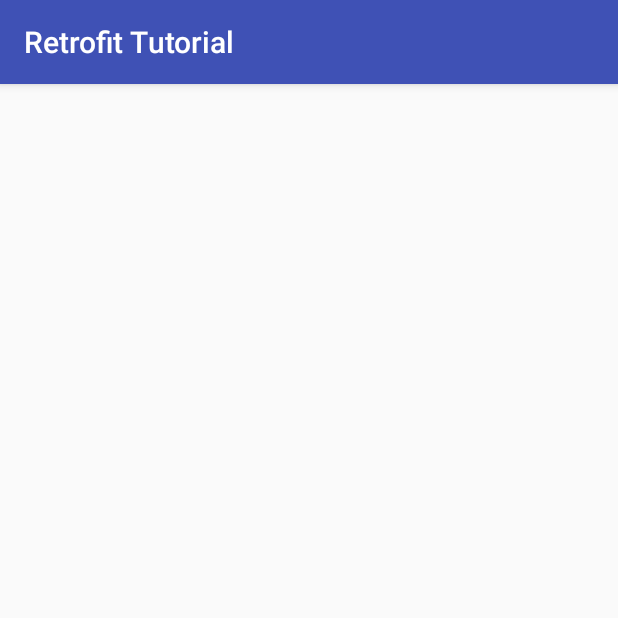
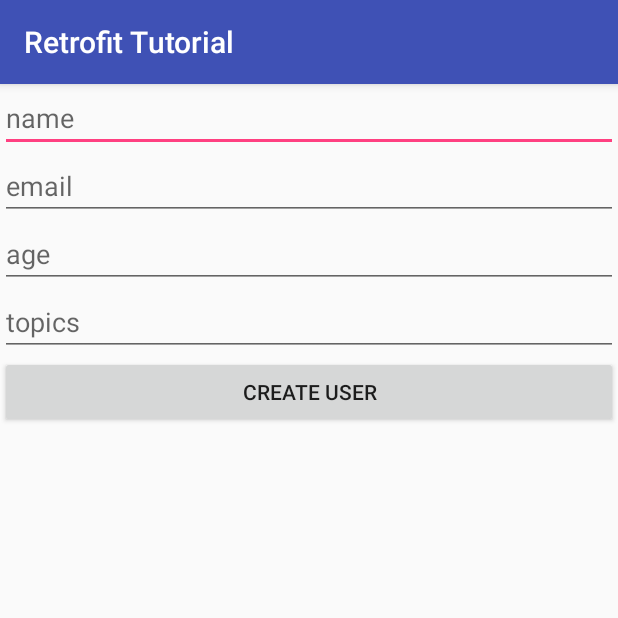
Before and after one commit to EgKhaN/RetrofitTutorial, an Android app: the screen it shows after launch (MainActivity), on a phone screen of 412 x 824 dp, the top half of it. Run offline under Robolectric (Android 15) with nearby library versions, the phone set to English and light mode, and no system bars.

Commit message:
Post request,send parameter as body(video 2)

```diff
--- /dev/null
+++ b/app/src/main/java/com/egkhan/retrofittutorial/api/service/UserClient.java
@@ -0,0 +1,17 @@
+package com.egkhan.retrofittutorial.api.service;
+
+import com.egkhan.retrofittutorial.api.model.User;
+
+import retrofit2.Call;
+import retrofit2.http.Body;
+import retrofit2.http.POST;
+
+/**
+ * Created by EgK on 9/16/2017.
+ */
+
+public interface UserClient {
+
+    @POST("user")
+    Call<User>  createAccount(@Body User user);
+}
--- a/app/src/main/java/com/egkhan/retrofittutorial/ui/MainActivity.java
+++ b/app/src/main/java/com/egkhan/retrofittutorial/ui/MainActivity.java
@@ -2,12 +2,17 @@ package com.egkhan.retrofittutorial.ui;
 
 import android.os.Bundle;
 import android.support.v7.app.AppCompatActivity;
+import android.view.View;
+import android.widget.Button;
+import android.widget.EditText;
 import android.widget.ListView;
 import android.widget.Toast;
 
 import com.egkhan.retrofittutorial.R;
 import com.egkhan.retrofittutorial.api.model.GitHubRepo;
+import com.egkhan.retrofittutorial.api.model.User;
 import com.egkhan.retrofittutorial.api.service.GitHubClient;
+import com.egkhan.retrofittutorial.api.service.UserClient;
 import com.egkhan.retrofittutorial.ui.adapter.GitHubRepoAdapter;
 
 import java.util.List;
@@ -26,23 +31,61 @@ public class MainActivity extends AppCompatActivity {
     @Override
     protected void onCreate(Bundle savedInstanceState) {
         super.onCreate(savedInstanceState);
+
+        //getAndShowUserRepos();
+        createNewUser();
+    }
+
+    private void createNewUser() {
+        setContentView(R.layout.user_register);
+
+        final EditText name = (EditText) findViewById(R.id.input_name);
+        final EditText email = (EditText) findViewById(R.id.input_email);
+        final EditText age = (EditText) findViewById(R.id.input_age);
+        final EditText topics = (EditText) findViewById(R.id.input_topics);
+
+        Button createAccountButton = (Button) findViewById(R.id.btn_signup);
+        createAccountButton.setOnClickListener(new View.OnClickListener() {
+            @Override
+            public void onClick(View v) {
+                Retrofit retrofit = buildRetrofit("http://10.0.2.2:3000/api");
+                User user = new User(name.getText().toString(),
+                        email.getText().toString(),
+                        Integer.parseInt(age.getText().toString()),
+                        topics.getText().toString().split(","));
+                //get client & call object for the request
+                UserClient client = retrofit.create(UserClient.class);
+                Call<User> call =client.createAccount(user);
+                call.enqueue(new Callback<User>() {
+                    @Override
+                    public void onResponse(Call<User> call, Response<User> response) {
+                        Toast.makeText(MainActivity.this, "User created successfully with the ID : "+response.body().getId(), Toast.LENGTH_SHORT).show();
+                    }
+
+                    @Override
+                    public void onFailure(Call<User> call, Throwable t) {
+                        Toast.makeText(MainActivity.this, "something work wrong", Toast.LENGTH_SHORT).show();
+                    }
+                });
+            }
+        });
+    }
+
+    private void getAndShowUserRepos() {
         setContentView(R.layout.activity_main);
 
         listView = (ListView) findViewById(R.id.pagination_list);
 
-        Retrofit.Builder builder = new Retrofit.Builder()
-                .baseUrl("https://api.github.com/")
-                .addConverterFactory(GsonConverterFactory.create());
+        Retrofit retrofit = buildRetrofit("https://api.github.com/");
 
-        Retrofit retrofit = builder.build();
         GitHubClient client = retrofit.create(GitHubClient.class);
-       retrofit2.Call<List<GitHubRepo>> call=  client.reposForUser("fs-opensource");
+        retrofit2.Call<List<GitHubRepo>> call = client.reposForUser("fs-opensource");
 
         call.enqueue(new Callback<List<GitHubRepo>>() {
             @Override
             public void onResponse(Call<List<GitHubRepo>> call, Response<List<GitHubRepo>> response) {
-                List<GitHubRepo> repos=  response.body();
-                listView.setAdapter(new GitHubRepoAdapter(MainActivity.this,repos));
+                List<GitHubRepo> repos = response.body();
+                listView.setAdapter(new GitHubRepoAdapter(MainActivity.this, repos));
             }
 
             @Override
@@ -51,4 +94,11 @@ public class MainActivity extends AppCompatActivity {
             }
         });
     }
+
+    private Retrofit buildRetrofit(String baseUrl) {
+        Retrofit.Builder builder = new Retrofit.Builder()
+                .baseUrl("http://10.0.2.2:3000/api").addConverterFactory(GsonConverterFactory.create());
+
+        return builder.build();
+    }
 }
--- /dev/null
+++ b/app/src/main/res/layout/user_register.xml
@@ -0,0 +1,38 @@
+<?xml version="1.0" encoding="utf-8"?>
+<LinearLayout xmlns:android="http://schemas.android.com/apk/res/android"
+    android:layout_width="match_parent"
+    android:layout_height="match_parent"
+    android:orientation="vertical">
+
+    <EditText
+        android:id="@+id/input_name"
+        android:layout_width="match_parent"
+        android:layout_height="wrap_content"
+        android:hint="name" />
+
+    <EditText
+        android:id="@+id/input_email"
+        android:layout_width="match_parent"
+        android:layout_height="wrap_content"
+        android:hint="email" />
+
+    <EditText
+        android:id="@+id/input_age"
+        android:layout_width="match_parent"
+        android:layout_height="wrap_content"
+        android:hint="age"
+        android:inputType="number" />
+
+    <EditText
+        android:id="@+id/input_topics"
+        android:layout_width="match_parent"
+        android:layout_height="wrap_content"
+        android:hint="topics" />
+
+    <Button
+        android:id="@+id/btn_signup"
+        android:layout_width="match_parent"
+        android:layout_height="wrap_content"
+        android:text="Create User" />
+
+</LinearLayout>
```
Also changed, not shown: app/src/main/java/com/egkhan/retrofittutorial/api/model/User.java (added, +61 -0 lines).
